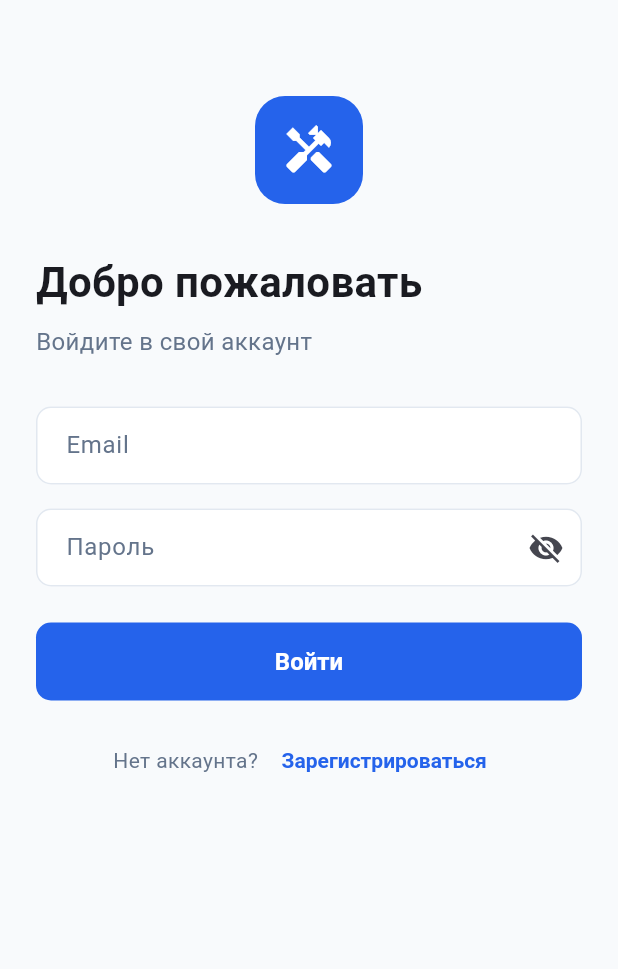
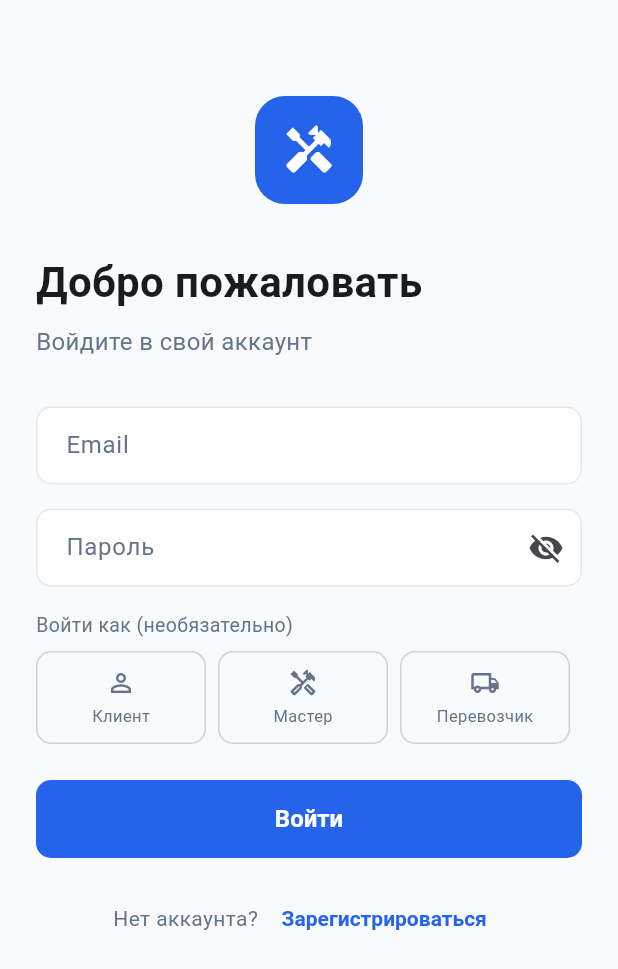
Before and after one commit to Muhammad1977-RTS/ArchitectBeauty, a Flutter app: the screen it shows after launch, on a phone screen of 412 x 824 dp. Shown: the top 969 px of the screen. Run offline on Flutter 3.47's test engine with Material 3 defaults, Android fonts, the phone set to English and light mode, and no system bars; our stand-ins replace dio, flutter_riverpod, flutter_secure_storage, flutter_svg, go_router, pretty_dio_logger.

Commit message:
feat: allow multiple roles per email (email+role uniqueness)
Schema: remove email @unique, add role to User, @@unique([email, role])
Backend: register checks email+role, login accepts optional role param
Flutter: login screen shows role selector (client/master/carrier)
- If no role selected, logs in as first matching account
- Selecting a role targets the specific account for that role

Co-Authored-By: Claude Sonnet 4.6 <noreply@anthropic.com>

```diff
--- a/mastero_flutter/lib/core/providers/auth_provider.dart
+++ b/mastero_flutter/lib/core/providers/auth_provider.dart
@@ -44,12 +44,13 @@ class AuthNotifier extends StateNotifier<AuthState> {
     } catch (_) {}
   }
 
-  Future<bool> login(String email, String password) async {
+  Future<bool> login(String email, String password, {String? role}) async {
     state = state.loading();
     try {
       final res = await _api.post('/auth/login', data: {
         'email': email,
         'password': password,
+        if (role != null) 'role': role,
       });
       final token = res.data['token'] as String;
       await _storage.write(key: _tokenKey, value: token);
--- a/mastero_flutter/lib/features/auth/screens/login_screen.dart
+++ b/mastero_flutter/lib/features/auth/screens/login_screen.dart
@@ -6,6 +6,12 @@ import '../../../core/providers/auth_provider.dart';
 import '../../../shared/theme/app_theme.dart';
 import '../../../shared/widgets/app_text_field.dart';
 import '../../../shared/widgets/loading_button.dart';
+
+const _roles = [
+  ('client',  'Клиент',     Icons.person_outline),
+  ('master',  'Мастер',     Icons.handyman_outlined),
+  ('carrier', 'Перевозчик', Icons.local_shipping_outlined),
+];
 
 class LoginScreen extends ConsumerStatefulWidget {
   const LoginScreen({super.key});
@@ -19,6 +25,7 @@ class _LoginScreenState extends ConsumerState<LoginScreen> {
   final _emailCtrl = TextEditingController();
   final _passwordCtrl = TextEditingController();
   bool _obscure = true;
+  String? _selectedRole;
 
   @override
   void dispose() {
@@ -32,6 +39,7 @@ class _LoginScreenState extends ConsumerState<LoginScreen> {
     await ref.read(authProvider.notifier).login(
           _emailCtrl.text.trim(),
           _passwordCtrl.text,
+          role: _selectedRole,
         );
   }
 
@@ -89,6 +97,66 @@ class _LoginScreenState extends ConsumerState<LoginScreen> {
                     onPressed: () => setState(() => _obscure = !_obscure),
                   ),
                 ),
+                const SizedBox(height: 16),
+                // Role selector (optional — if multiple roles on same email)
+                const Text(
+                  'Войти как (необязательно)',
+                  style: TextStyle(fontSize: 13, color: AppColors.textSecondary),
+                ),
+                const SizedBox(height: 8),
+                Row(
+                  children: _roles.map((r) {
+                    final (value, label, icon) = r;
+                    final selected = _selectedRole == value;
+                    return Expanded(
+                      child: Padding(
+                        padding: const EdgeInsets.only(right: 8),
+                        child: GestureDetector(
+                          onTap: () => setState(() =>
+                              _selectedRole = selected ? null : value),
+                          child: AnimatedContainer(
+                            duration: const Duration(milliseconds: 150),
+                            padding: const EdgeInsets.symmetric(vertical: 10),
+                            decoration: BoxDecoration(
+                              color: selected
+                                  ? AppColors.primary.withOpacity(0.12)
+                                  : Colors.transparent,
+                              border: Border.all(
+                                color: selected
+                                    ? AppColors.primary
+                                    : AppColors.textSecondary.withOpacity(0.3),
+                                width: selected ? 1.5 : 1,
+                              ),
+                              borderRadius: BorderRadius.circular(10),
+                            ),
+                            child: Column(
+                              children: [
+                                Icon(icon,
+                                    size: 20,
+                                    color: selected
+                                        ? AppColors.primary
+                                        : AppColors.textSecondary),
+                                const SizedBox(height: 4),
+                                Text(
+                                  label,
+                                  style: TextStyle(
+                                    fontSize: 11,
+                                    fontWeight: selected
+                                        ? FontWeight.w600
+                                        : FontWeight.normal,
+                                    color: selected
+                                        ? AppColors.primary
+                                        : AppColors.textSecondary,
+                                  ),
+                                ),
+                              ],
+                            ),
+                          ),
+                        ),
+                      ),
+                    );
+                  }).toList(),
+                ),
                 if (auth.error != null) ...[
                   const SizedBox(height: 12),
                   Container(
```
Also changed, not shown: 5 other files.
